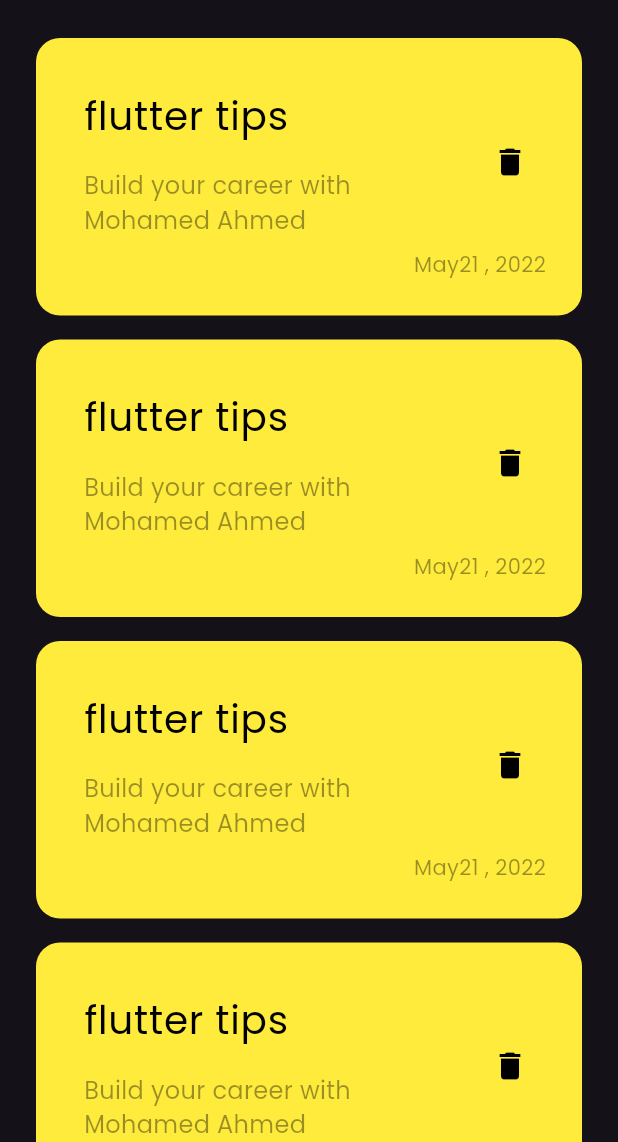
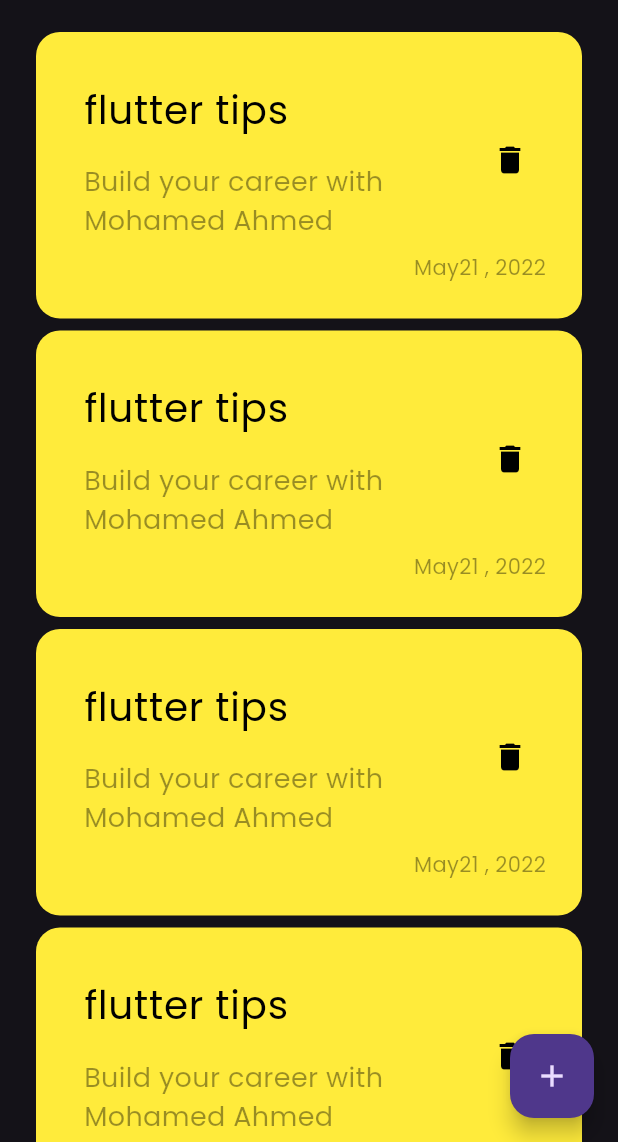
Before and after one commit to mohamedxahmedd/notes_app, a Flutter app: the screen it shows after launch, on a phone screen of 412 x 824 dp, the part 94-1236 px from its top. Run offline on Flutter 3.47's test engine with Material 3 defaults, Android fonts, the phone set to English and light mode, and no system bars.

Commit message:
add floatin action button

```diff
--- a/lib/views/notes_view.dart
+++ b/lib/views/notes_view.dart
@@ -7,6 +7,10 @@ class NotesView extends StatelessWidget {
   @override
   Widget build(BuildContext context) {
     return Scaffold(
+      floatingActionButton: FloatingActionButton(
+        onPressed: () {},
+        child: const Icon(Icons.add),
+      ),
       body: NotesViewBody(),
     );
   }
--- a/lib/views/widgets/custom_note_item.dart
+++ b/lib/views/widgets/custom_note_item.dart
@@ -2,7 +2,7 @@ import 'package:flutter/material.dart';
 
 class NotesItem extends StatelessWidget {
   const NotesItem({super.key});
-
+  final data = const [Colors.yellow, Colors.blue, Colors.pink];
   @override
   Widget build(BuildContext context) {
     return Container(
@@ -24,7 +24,7 @@ class NotesItem extends StatelessWidget {
               child: Text(
                 'Build your career with Mohamed Ahmed',
                 style: TextStyle(
-                    color: Colors.black.withOpacity(0.4), fontSize: 16),
+                    color: Colors.black.withOpacity(0.4), fontSize: 18),
               ),
             ),
             trailing: IconButton(
--- a/lib/views/widgets/notes_list_view.dart
+++ b/lib/views/widgets/notes_list_view.dart
@@ -7,9 +7,9 @@ class NotesListView extends StatelessWidget {
   @override
   Widget build(BuildContext context) {
     return ListView.builder(itemBuilder: (context, index) {
-      return Padding(
-        padding: const EdgeInsets.symmetric(vertical: 8),
-        child: const NotesItem(),
+      return const Padding(
+        padding: EdgeInsets.symmetric(vertical: 4),
+        child: NotesItem(),
       );
     });
   }
```
